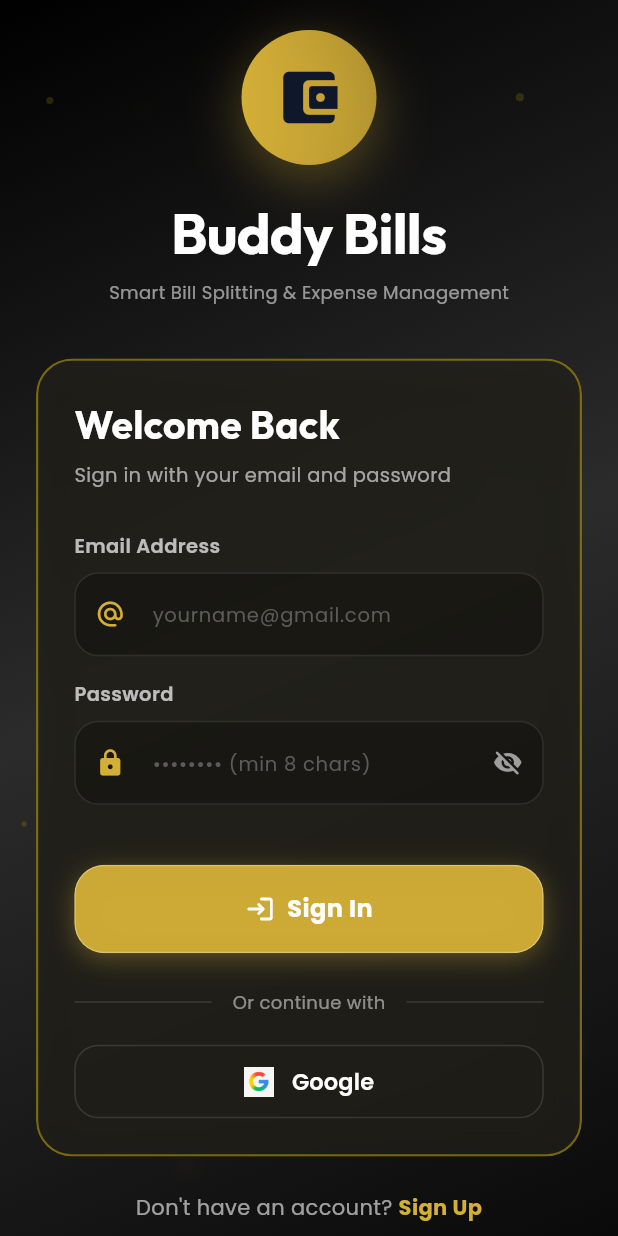
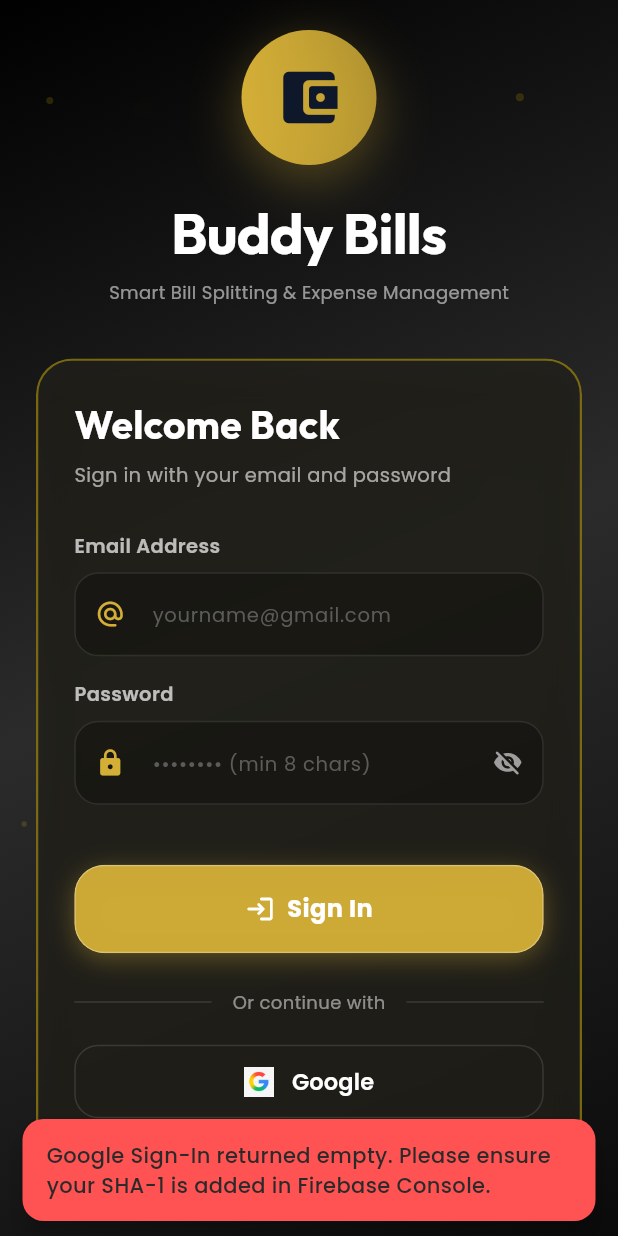
Before and after one commit to hamadhadi5123/Buddy-Bills-Flutter-App, a Flutter app: the screen it shows after launch, after a tap on "Google", on a phone screen of 412 x 824 dp. Run offline on Flutter 3.47's test engine with Material 3 defaults, Android fonts, the phone set to English and light mode, and no system bars; our stand-ins replace cloud_firestore, firebase_auth, firebase_core, flutter_animate, google_fonts, google_sign_in and 1 more; accounts and stored records are empty.

Commit message:
feat: Add Google Sign-in diagnostics and session reset in APK

```diff
--- a/lib/screens/auth_screen.dart
+++ b/lib/screens/auth_screen.dart
@@ -1033,12 +1033,20 @@ class _AuthScreenState extends State<AuthScreen> {
         cred = await fb.FirebaseAuth.instance.signInWithPopup(fb.GoogleAuthProvider());
       } else {
         final GoogleSignIn googleSignIn = GoogleSignIn(
+          scopes: ['email', 'profile'],
           serverClientId: "888705135654-926ea7g65skk40p7mjhr4b7q8gul8t3h.apps.googleusercontent.com",
         );
+        try {
+          await googleSignIn.signOut();
+        } catch (_) {}
+
         final googleUser = await googleSignIn.signIn();
         if (googleUser == null) {
-          // User backed out or cancelled Google account selection
-          if (mounted) setState(() => isLoading = false);
+          // Account selection returned null (user cancelled or Google Play Services rejected app signature)
+          if (mounted) {
+            setState(() => isLoading = false);
+            showMessage("Google Sign-In returned empty. Please ensure your SHA-1 is added in Firebase Console.", isError: true);
+          }
           return;
         }
         final googleAuth = await googleUser.authentication;
@@ -1060,11 +1068,12 @@ class _AuthScreenState extends State<AuthScreen> {
       if (_isNetworkError(e)) {
         showMessage("Please check your internet connection and try again.", isError: true);
       } else if (e.toString().contains('sign_in_canceled') ||
-                 e.toString().contains('12501') ||
                  e.toString().contains('canceled')) {
-        // User cancelled account selection - silent dismiss
+        showMessage("Google Sign-In cancelled.", isError: false);
+      } else if (e.toString().contains('12501')) {
+        showMessage("Google Sign-In [12501]: Cancelled or SHA-1 fingerprint missing in Firebase Console.", isError: true);
       } else if (e.toString().contains('10') || e.toString().contains('12500')) {
-        showMessage("Google Sign-In configuration error [code 10]. Please verify SHA-1 in Firebase Console.", isError: true);
+        showMessage("Google Sign-In [Error 10]: SHA-1 fingerprint must be added to Firebase Console.", isError: true);
       } else {
         showMessage("Google Sign-In failed: ${e.toString()}", isError: true);
       }
```
Also changed, not shown: 1 other file.
